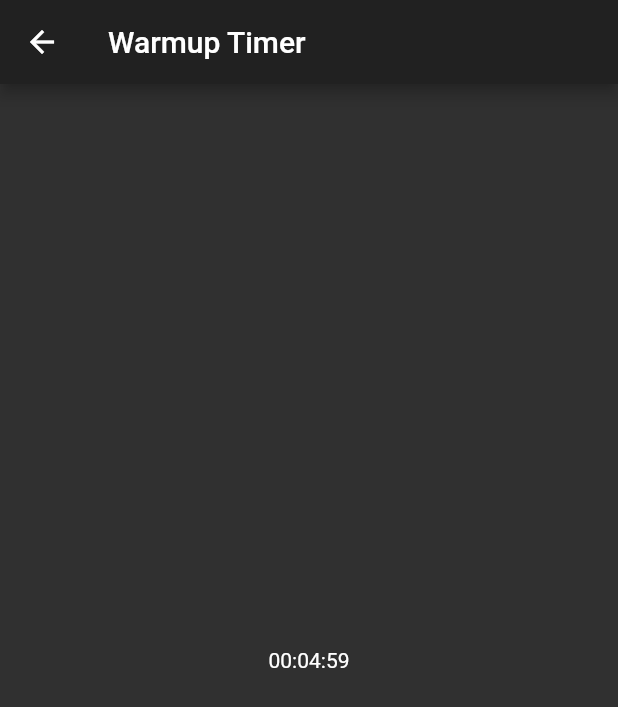
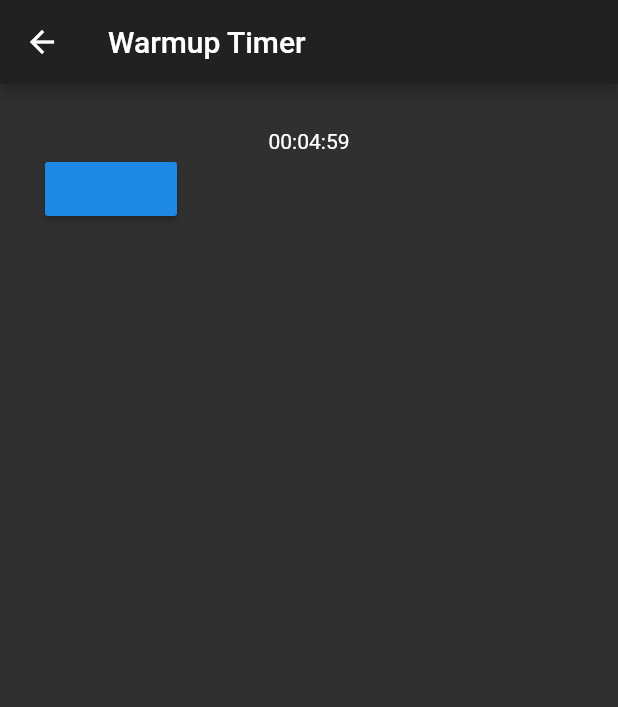
Before and after one commit to alexthemanatee/badminton_lesson_plan, a Flutter app: the WarmupScreen screen opened directly, on a phone screen of 412 x 824 dp. Shown: the top 707 px of the screen. Run offline on Flutter 3.47's test engine with Material 2 defaults, Android fonts, the phone set to English and light mode, and no system bars.

Commit message:
Create drill screen

```diff
--- a/lib/ui/warmup_screen.dart
+++ b/lib/ui/warmup_screen.dart
@@ -2,6 +2,7 @@ import 'dart:async';
 
 import 'package:flutter/material.dart';
 import 'package:intl/intl.dart';
+import 'package:badminton_lesson_plan/ui/drill.dart';
 
 class WarmupScreen extends StatefulWidget {
   final int minutes;
@@ -30,14 +31,28 @@ class WarmupScreenState extends State<WarmupScreen> {
   @override
   Widget build(BuildContext context) {
     return Scaffold(
-      appBar: AppBar(
-        title: Text('Warmup Timer'),
-      ),
-      body: Center(
-          child: Text(
-        durationToString(duration),
-      )),
-    );
+        appBar: AppBar(
+          title: Text('Warmup Timer'),
+        ),
+        body: Padding(
+          padding: const EdgeInsets.all(30.0),
+          child: Column(
+            children: <Widget>[
+              Text(
+                durationToString(duration),
+              ),
+              Row(
+                mainAxisAlignment: MainAxisAlignment.spaceBetween,
+                children: <Widget>[
+                  RaisedButton(onPressed: () {
+                    Navigator.push(context,
+                        MaterialPageRoute(builder: (context) => DrillScreen()));
+                  })
+                ],
+              )
+            ],
+          ),
+        ));
   }
 
   String durationToString(Duration duration) {
```
Also changed, not shown: lib/ui/drill.dart (added, +22 -0 lines).
